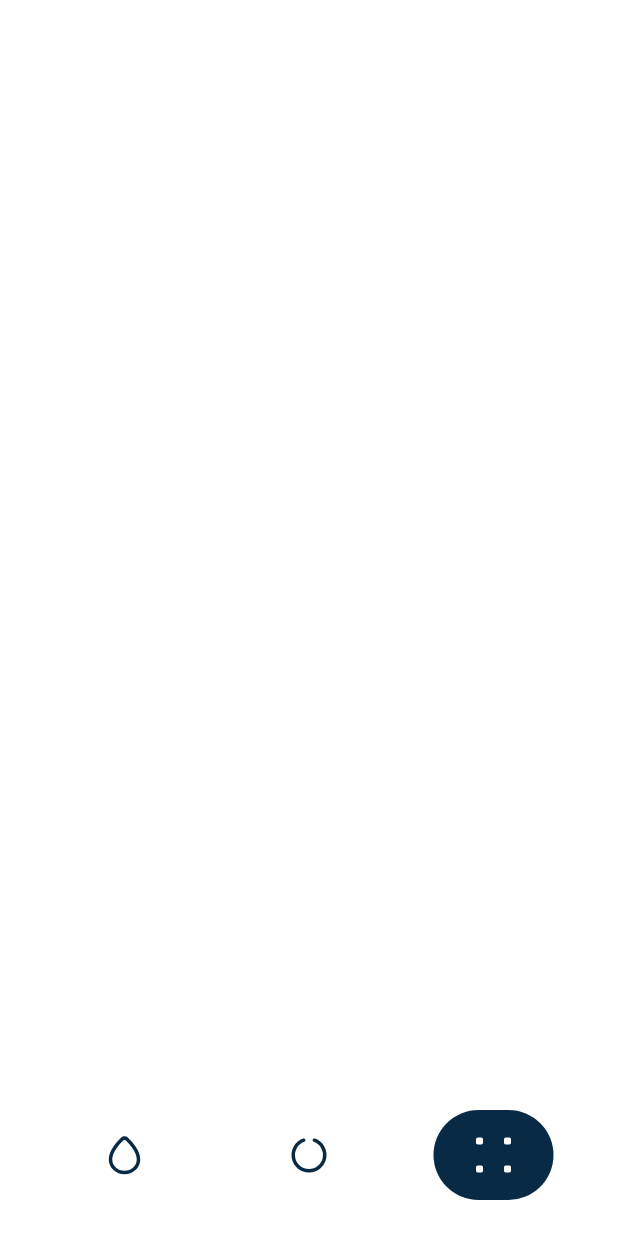
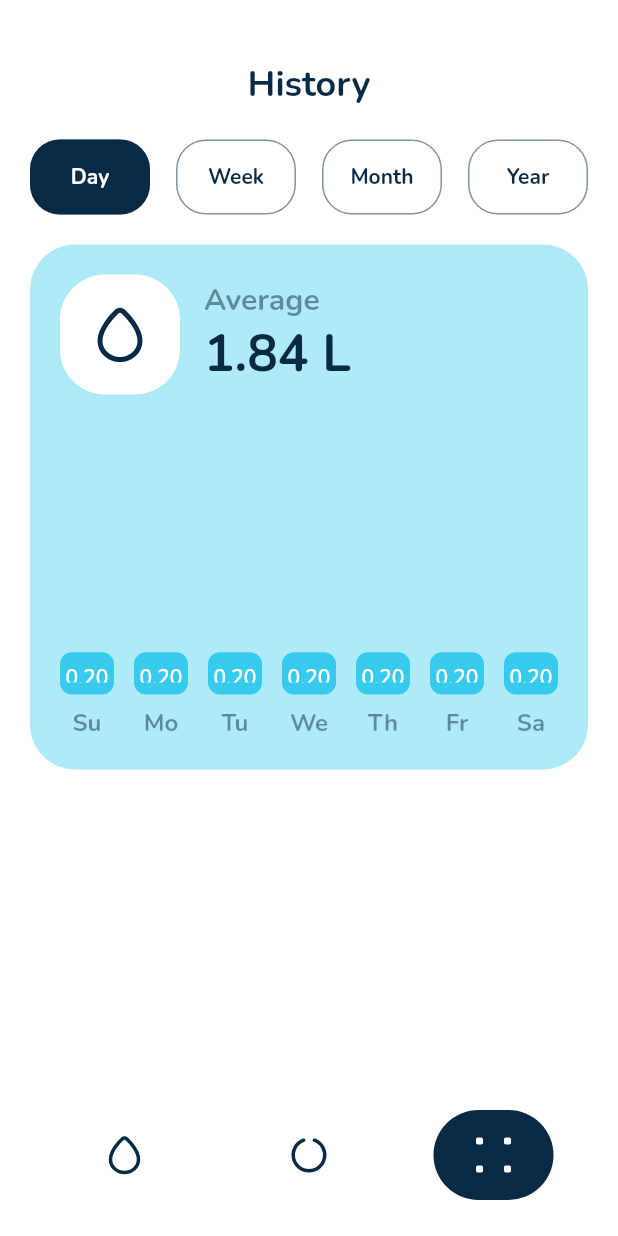
Before and after one commit to ekotyoo/drink_reminder, a Flutter app: the screen it shows after launch, swiped to page 3, on a phone screen of 412 x 824 dp. Run offline on Flutter 3.47's test engine with Material 2 defaults, Android fonts, the phone set to English and light mode, and no system bars; our stand-ins replace flutter_svg, google_fonts.

Commit message:
Implement history page

```diff
--- a/lib/features/hydration_reminder/presentation/pages/current_hidration_page.dart
+++ b/lib/features/hydration_reminder/presentation/pages/current_hidration_page.dart
@@ -12,7 +12,6 @@ class CurrentHidrationPage extends StatefulWidget {
 class _CurrentHidrationPageState extends State<CurrentHidrationPage>
     with SingleTickerProviderStateMixin {
   late AnimationController _animationController;
-  late Animation<double> _progressAnimation;
 
   final double currentProgress = 0.8;
 
@@ -23,12 +22,12 @@ class _CurrentHidrationPageState extends State<CurrentHidrationPage>
       vsync: this,
       duration: const Duration(milliseconds: 1000),
     );
+    startAnimation();
+  }
 
-    _progressAnimation = Tween<double>(begin: 0, end: currentProgress).animate(
-        CurvedAnimation(parent: _animationController, curve: Curves.ease));
-
+  void startAnimation() {
     Future.delayed(const Duration(milliseconds: 300))
-        .then((value) => _animationController.forward());
+        .whenComplete(() => _animationController.forward());
   }
 
   @override
--- /dev/null
+++ b/lib/features/hydration_reminder/presentation/pages/hydration_history_page.dart
@@ -0,0 +1,238 @@
+import 'dart:math';
+
+import 'package:drink_reminder/features/hydration_reminder/presentation/provider/hydration_history_model.dart';
+import 'package:flutter/material.dart';
+import 'package:flutter_svg/flutter_svg.dart';
+import 'package:provider/provider.dart';
+
+class HydrationHistoryPage extends StatefulWidget {
+  const HydrationHistoryPage({Key? key}) : super(key: key);
+
+  @override
+  _HydrationHistoryPageState createState() => _HydrationHistoryPageState();
+}
+
+class _HydrationHistoryPageState extends State<HydrationHistoryPage> {
+  @override
+  Widget build(BuildContext context) {
+    return ChangeNotifierProvider(
+      create: (context) => HydrationHistoryModel(),
+      child: SafeArea(
+        child: Scaffold(
+          body: Column(
+            children: [
+              const SizedBox(height: 40),
+              Align(
+                alignment: Alignment.center,
+                child: Text(
+                  "History",
+                  style: Theme.of(context).textTheme.headline5!.copyWith(
+                      fontWeight: FontWeight.bold,
+                      color: Theme.of(context).colorScheme.secondary),
+                  textAlign: TextAlign.center,
+                ),
+              ),
+              const SizedBox(height: 20),
+              Padding(
+                padding: const EdgeInsets.symmetric(horizontal: 20),
+                child: Consumer<HydrationHistoryModel>(
+                  builder: (context, provider, child) => Row(
+                    mainAxisAlignment: MainAxisAlignment.spaceBetween,
+                    children: HistoryMode.values
+                        .map((value) => HistoryModeItem(mode: value))
+                        .toList(),
+                  ),
+                ),
+              ),
+              const SizedBox(height: 20),
+              const Padding(
+                padding: EdgeInsets.symmetric(horizontal: 20),
+                child: DayModeGraph(),
+              ),
+              Expanded(child: Container())
+            ],
+          ),
+        ),
+      ),
+    );
+  }
+}
+
+class DayModeGraph extends StatefulWidget {
+  const DayModeGraph({
+    Key? key,
+  }) : super(key: key);
+
+  @override
+  State<DayModeGraph> createState() => _DayModeGraphState();
+}
+
+class _DayModeGraphState extends State<DayModeGraph>
+    with SingleTickerProviderStateMixin {
+  late AnimationController _animationController;
+  late Animation<double> _animation;
+
+  @override
+  void initState() {
+    _animationController = AnimationController(
+        vsync: this, duration: const Duration(milliseconds: 1000));
+    _animation = Tween<double>(begin: 0, end: 1).animate(
+        CurvedAnimation(parent: _animationController, curve: Curves.ease));
+    _animationController.forward();
+    super.initState();
+  }
+
+  @override
+  Widget build(BuildContext context) {
+    return Container(
+      padding: const EdgeInsets.all(20),
+      decoration: BoxDecoration(
+        color: Theme.of(context).primaryColor.withOpacity(0.4),
+        borderRadius: BorderRadius.circular(30),
+      ),
+      child: Column(
+        mainAxisSize: MainAxisSize.max,
+        children: [
+          Row(
+            children: [
+              Container(
+                width: 80,
+                height: 80,
+                padding: const EdgeInsets.all(20),
+                decoration: BoxDecoration(
+                  color: Theme.of(context).scaffoldBackgroundColor,
+                  borderRadius: BorderRadius.circular(30),
+                ),
+                child: SvgPicture.asset(
+                  "assets/icons/humidity.svg",
+                  color: Theme.of(context).colorScheme.secondary,
+                ),
+              ),
+              const SizedBox(width: 16),
+              Column(
+                crossAxisAlignment: CrossAxisAlignment.start,
+                children: [
+                  Text(
+                    "Average",
+                    style: Theme.of(context).textTheme.headline6!.copyWith(
+                          fontWeight: FontWeight.bold,
+                          color: Theme.of(context)
+                              .colorScheme
+                              .secondary
+                              .withOpacity(0.5),
+                        ),
+                  ),
+                  Text(
+                    "1.84 L",
+                    style: Theme.of(context).textTheme.headline4!.copyWith(
+                        fontWeight: FontWeight.bold,
+                        color: Theme.of(context).colorScheme.secondary),
+                  ),
+                ],
+              ),
+            ],
+          ),
+          const SizedBox(height: 36),
+          Row(
+            mainAxisAlignment: MainAxisAlignment.spaceBetween,
+            crossAxisAlignment: CrossAxisAlignment.end,
+            children: Days.values.map(
+              (e) {
+                final double value = Random().nextDouble().clamp(0.2, 1);
+                return SizedBox(
+                  height: 150 + 8 + 36,
+                  child: Column(
+                    mainAxisAlignment: MainAxisAlignment.end,
+                    mainAxisSize: MainAxisSize.max,
+                    children: [
+                      AnimatedBuilder(
+                        animation: _animation,
+                        builder: (context, child) => Container(
+                          height: _animation.value * value * 150,
+                          padding: const EdgeInsets.symmetric(
+                              horizontal: 0, vertical: 8),
+                          width: 36,
+                          decoration: BoxDecoration(
+                            color: Theme.of(context).primaryColor,
+                            borderRadius: BorderRadius.circular(8),
+                          ),
+                          child: SizedBox(
+                            child: Text(
+                              value.toStringAsPrecision(2),
+                              style: Theme.of(context)
+                                  .textTheme
+                                  .bodyText1!
+                                  .copyWith(
+                                      fontWeight: FontWeight.w600,
+                                      color: Theme.of(context)
+                                          .scaffoldBackgroundColor),
+                              textAlign: TextAlign.center,
+                            ),
+                          ),
+                        ),
+                      ),
+                      const SizedBox(height: 8),
+                      Text(
+                        e.name
+                            .substring(0, 2)
+                            .replaceFirst(e.name[0], e.name[0].toUpperCase()),
+                        style: Theme.of(context).textTheme.subtitle1!.copyWith(
+                            fontWeight: FontWeight.bold,
+                            color: Theme.of(context)
+                                .colorScheme
+                                .secondary
+                                .withOpacity(0.5)),
+                      )
+                    ],
+                  ),
+                );
+              },
+            ).toList(),
+          )
+        ],
+      ),
+    );
+  }
+}
+
+class HistoryModeItem extends StatelessWidget {
+  const HistoryModeItem({Key? key, required this.mode}) : super(key: key);
+
+  final HistoryMode mode;
+
+  @override
+  Widget build(BuildContext context) {
+    return InkWell(
+      onTap: () {
+        context.read<HydrationHistoryModel>().selectedMode = mode;
+      },
+      borderRadius: BorderRadius.circular(20),
+      child: Consumer<HydrationHistoryModel>(
+        builder: (context, value, child) => AnimatedContainer(
+          duration: const Duration(milliseconds: 300),
+          curve: Curves.ease,
+          width: 80,
+          height: 50,
+          decoration: BoxDecoration(
+              color: value.selectedMode == mode
+                  ? Theme.of(context).colorScheme.secondary
+                  : Theme.of(context).scaffoldBackgroundColor,
+              border: Border.all(
+                  color:
+                      Theme.of(context).colorScheme.secondary.withOpacity(0.5)),
+              borderRadius: BorderRadius.circular(20)),
+          child: Center(
+            child: Text(
+              mode.name.replaceFirst(mode.name[0], mode.name[0].toUpperCase()),
+              style: Theme.of(context).textTheme.button!.copyWith(
+                  fontWeight: FontWeight.bold,
+                  color: value.selectedMode == mode
+                      ? Theme.of(context).scaffoldBackgroundColor
+                      : Theme.of(context).colorScheme.secondary),
+            ),
+          ),
+        ),
+      ),
+    );
+  }
+}
--- a/lib/features/hydration_reminder/presentation/pages/landing_page.dart
+++ b/lib/features/hydration_reminder/presentation/pages/landing_page.dart
@@ -1,6 +1,7 @@
 import 'package:drink_reminder/common/widgets/custom_bottom_navigation_bar.dart';
 import 'package:drink_reminder/features/hydration_reminder/presentation/pages/current_hidration_page.dart';
 import 'package:drink_reminder/features/hydration_reminder/presentation/pages/drink_page.dart';
+import 'package:drink_reminder/features/hydration_reminder/presentation/pages/hydration_history_page.dart';
 import 'package:drink_reminder/features/hydration_reminder/presentation/provider/drink_model.dart';
 import 'package:flutter/material.dart';
 import 'package:flutter_svg/svg.dart';
@@ -52,12 +53,10 @@ class _LandingPageState extends State<LandingPage>
             },
             physics: const BouncingScrollPhysics(),
             controller: _pageController,
-            children: [
-              const DrinkPage(),
-              const CurrentHidrationPage(),
-              Container(
-                color: Theme.of(context).backgroundColor,
-              ),
+            children: const [
+              DrinkPage(),
+              CurrentHidrationPage(),
+              HydrationHistoryPage(),
             ],
           ),
           Align(
--- a/lib/features/hydration_reminder/presentation/provider/drink_model.dart
+++ b/lib/features/hydration_reminder/presentation/provider/drink_model.dart
@@ -41,7 +41,9 @@ class DrinkModel extends ChangeNotifier {
   }
 
   void undo() {
-    if (_currentDrink - 200 >= 0) _currentDrink -= 200;
+    if (_currentDrink - _selectedCup.capacity >= 0) {
+      _currentDrink -= _selectedCup.capacity;
+    }
     notifyListeners();
   }
 
--- /dev/null
+++ b/lib/features/hydration_reminder/presentation/provider/hydration_history_model.dart
@@ -0,0 +1,13 @@
+import 'package:flutter/cupertino.dart';
+
+enum HistoryMode { day, week, month, year }
+enum Days { sunday, monday, tuesday, wednesday, thursday, friday, saturday }
+
+class HydrationHistoryModel extends ChangeNotifier {
+  HistoryMode _selectedMode = HistoryMode.day;
+  HistoryMode get selectedMode => _selectedMode;
+  set selectedMode(HistoryMode mode) {
+    _selectedMode = mode;
+    notifyListeners();
+  }
+}
--- a/lib/features/hydration_reminder/presentation/widgets/animated_add_drink_button.dart
+++ b/lib/features/hydration_reminder/presentation/widgets/animated_add_drink_button.dart
@@ -222,7 +222,7 @@ class _AnimatedAddDrinkButtonState extends State<AnimatedAddDrinkButton>
                           "+${context.read<DrinkModel>().selectedCup.capacity} ml",
                           style: Theme.of(context)
                               .textTheme
-                              .headline5!
+                              .headline6!
                               .copyWith(
                                   fontWeight: FontWeight.bold,
                                   color:
--- a/lib/features/hydration_reminder/presentation/widgets/animated_water_progress.dart
+++ b/lib/features/hydration_reminder/presentation/widgets/animated_water_progress.dart
@@ -3,7 +3,7 @@ import 'dart:ui' as ui;
 
 import 'package:drink_reminder/features/hydration_reminder/presentation/provider/drink_model.dart';
 import 'package:flutter/material.dart';
-import 'package:provider/src/provider.dart';
+import 'package:provider/provider.dart';
 
 class AnimatedWaterProgress extends StatefulWidget {
   const AnimatedWaterProgress({Key? key}) : super(key: key);
@@ -22,10 +22,10 @@ class _AnimatedWaterProgressState extends State<AnimatedWaterProgress>
   void initState() {
     _provider = context.read<DrinkModel>();
     _animationController = AnimationController(
-        vsync: this, duration: const Duration(milliseconds: 500));
+        vsync: this, duration: const Duration(milliseconds: 1000));
     _animation = Tween<double>(begin: 0, end: 1).animate(
         CurvedAnimation(parent: _animationController, curve: Curves.ease));
-    _animationController.forward();
+    startAnimation();
     super.initState();
   }
 
@@ -33,6 +33,11 @@ class _AnimatedWaterProgressState extends State<AnimatedWaterProgress>
   void dispose() {
     _animationController.dispose();
     super.dispose();
+  }
+
+  void startAnimation() {
+    Future.delayed(const Duration(milliseconds: 300))
+        .whenComplete(() => _animationController.forward());
   }
 
   @override
--- a/lib/features/hydration_reminder/presentation/widgets/cup_list.dart
+++ b/lib/features/hydration_reminder/presentation/widgets/cup_list.dart
@@ -2,7 +2,6 @@ import 'package:drink_reminder/features/hydration_reminder/domain/entities/cup.d
 import 'package:drink_reminder/features/hydration_reminder/presentation/provider/drink_model.dart';
 import 'package:flutter/material.dart';
 import 'package:provider/provider.dart';
-import 'package:provider/src/provider.dart';
 
 class CupList extends AnimatedWidget {
   const CupList({Key? key, required this.animation})
@@ -20,10 +19,12 @@ class CupList extends AnimatedWidget {
         position:
             Tween<Offset>(begin: const Offset(0.2, 0), end: const Offset(0, 0))
                 .animate(curvedAnimation),
+        child: Padding(
+          padding: const EdgeInsets.symmetric(horizontal: 20),
           child: Column(
             children: [
               Row(
-              mainAxisAlignment: MainAxisAlignment.center,
+                mainAxisAlignment: MainAxisAlignment.spaceBetween,
                 children: [
                   CupItem(cup: cups[0]),
                   const SizedBox(width: 16),
@@ -32,7 +33,7 @@ class CupList extends AnimatedWidget {
               ),
               const SizedBox(height: 16),
               Row(
-              mainAxisAlignment: MainAxisAlignment.center,
+                mainAxisAlignment: MainAxisAlignment.spaceBetween,
                 children: [
                   CupItem(cup: cups[2]),
                   const SizedBox(width: 16),
@@ -40,6 +41,7 @@ class CupList extends AnimatedWidget {
                 ],
               ),
             ],
+          ),
         ),
       ),
     );
@@ -64,7 +66,7 @@ class CupItem extends StatelessWidget {
             duration: const Duration(milliseconds: 500),
             padding: const EdgeInsets.symmetric(horizontal: 20, vertical: 16),
             height: 70,
-            width: 160,
+            width: 168,
             decoration: BoxDecoration(
               color: context.read<DrinkModel>().selectedCup.id == cup.id
                   ? Theme.of(context).primaryColor
--- a/lib/features/hydration_reminder/presentation/widgets/wave.dart
+++ b/lib/features/hydration_reminder/presentation/widgets/wave.dart
@@ -49,9 +49,9 @@ class _WaveState extends State<Wave> with TickerProviderStateMixin {
   }
 
   void startAnimation() {
-    Future.delayed(const Duration(milliseconds: 300)).then((value) {
-      _animationController1.repeat();
-      _animationController2.repeat();
+    Future.delayed(const Duration(milliseconds: 500)).whenComplete(() {
+      _animationController1.forward();
+      _animationController2.forward();
       _animationController3.forward();
     });
   }
@@ -126,7 +126,7 @@ class _WaveState extends State<Wave> with TickerProviderStateMixin {
                     ),
                     Text(
                       "${(_animationController3.value * _percentage * 100).toInt()}%",
-                      style: Theme.of(context).textTheme.headline4!.copyWith(
+                      style: Theme.of(context).textTheme.headline5!.copyWith(
                           fontWeight: FontWeight.bold,
                           color: Theme.of(context).colorScheme.secondary),
                     ),
```
Lines whose indentation alone changed are shown as unchanged.
